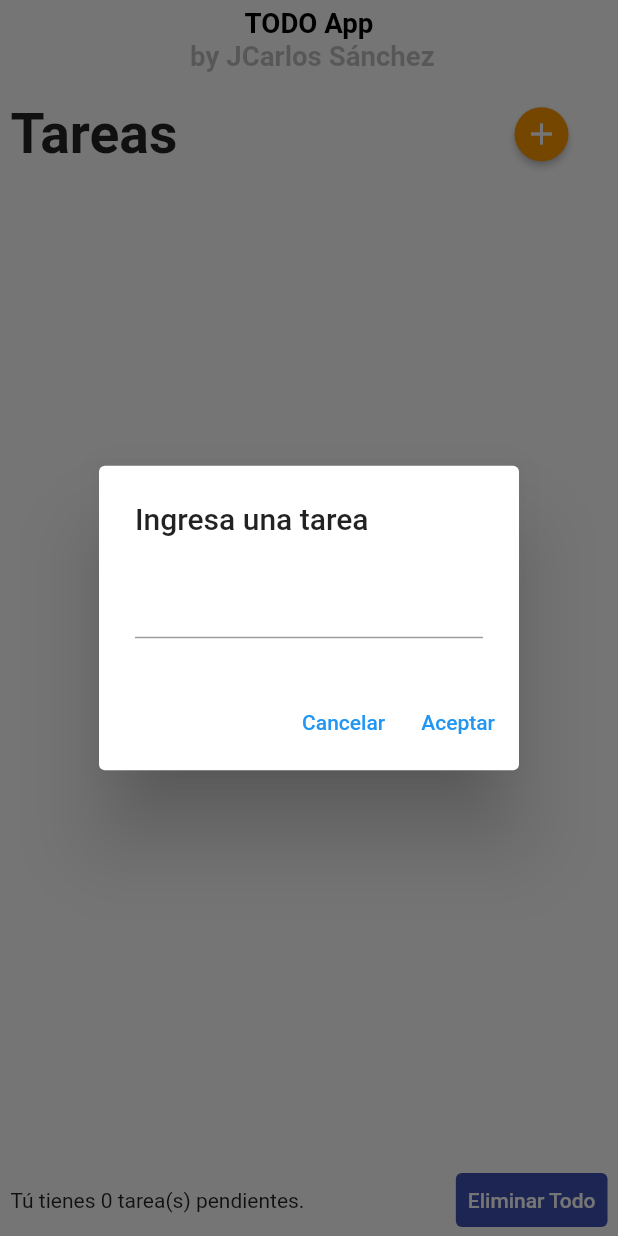
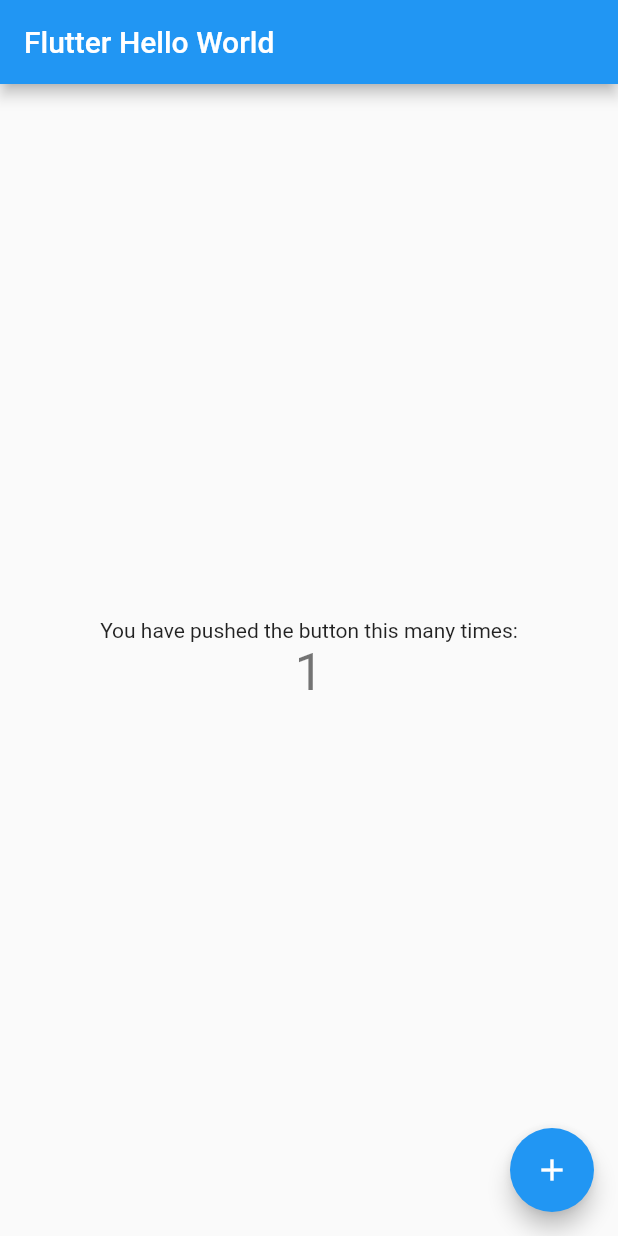
Before and after one commit to JCarlos3296/josesanchez_flutterapp_todo, a Flutter app: the screen it shows after launch, after a tap on the "add" icon, on a phone screen of 412 x 824 dp. Run offline on Flutter 3.47's test engine with Material 2 defaults, Android fonts, the phone set to English and light mode, and no system bars.

Commit message:
feat: Default counter.

```diff
--- a/lib/main.dart
+++ b/lib/main.dart
@@ -1,22 +1,109 @@
 import 'package:flutter/material.dart';
-import 'package:get/get.dart';
-import 'package:josesanchez_flutterapp_todo/src/modules/todo/ToDoPage.dart';
 
+void main() => runApp(new MyApp());
 
-void main() {
-  runApp(MyApp());
-}
-
-// This widget is the root of your application.
 class MyApp extends StatelessWidget {
+  // This widget is the root of your application.
   @override
   Widget build(BuildContext context) {
-    return GetMaterialApp(
+    return new MaterialApp(
       title: 'Flutter Demo',
-      theme: ThemeData(
+      theme: new ThemeData(
+        // This is the theme of your application.
+        //
+        // Try running your application with "flutter run". You'll see the
+        // application has a blue toolbar. Then, without quitting the app, try
+        // changing the primarySwatch below to Colors.green and then invoke
+        // "hot reload" (press "r" in the console where you ran "flutter run",
+        // or press Run > Flutter Hot Reload in IntelliJ). Notice that the
+        // counter didn't reset back to zero; the application is not restarted.
         primarySwatch: Colors.blue,
       ),
-      home: TodoPage(),
+      home: new MyHomePage(title: 'Flutter Hello World'),
     );
   }
 }
+
+class MyHomePage extends StatefulWidget {
+  MyHomePage({Key? key, required this.title}) : super(key: key);
+
+  // This widget is the home page of your application. It is stateful, meaning
+  // that it has a State object (defined below) that contains fields that affect
+  // how it looks.
+
+  // This class is the configuration for the state. It holds the values (in this
+  // case the title) provided by the parent (in this case the App widget) and
+  // used by the build method of the State. Fields in a Widget subclass are
+  // always marked "final".
+
+  final String title;
+
+  @override
+  _MyHomePageState createState() => new _MyHomePageState();
+}
+
+class _MyHomePageState extends State<MyHomePage> {
+  int _counter = 0;
+
+  void _incrementCounter() {
+    setState(() {
+      // This call to setState tells the Flutter framework that something has
+      // changed in this State, which causes it to rerun the build method below
+      // so that the display can reflect the updated values. If we changed
+      // _counter without calling setState(), then the build method would not be
+      // called again, and so nothing would appear to happen.
+      _counter++;
+    });
+  }
+
+  @override
+  Widget build(BuildContext context) {
+    // This method is rerun every time setState is called, for instance as done
+    // by the _incrementCounter method above.
+    //
+    // The Flutter framework has been optimized to make rerunning build methods
+    // fast, so that you can just rebuild anything that needs updating rather
+    // than having to individually change instances of widgets.
+    return new Scaffold(
+      appBar: new AppBar(
+        // Here we take the value from the MyHomePage object that was created by
+        // the App.build method, and use it to set our appbar title.
+        title: new Text(widget.title),
+      ),
+      body: new Center(
+        // Center is a layout widget. It takes a single child and positions it
+        // in the middle of the parent.
+        child: new Column(
+          // Column is also layout widget. It takes a list of children and
+          // arranges them vertically. By default, it sizes itself to fit its
+          // children horizontally, and tries to be as tall as its parent.
+          //
+          // Invoke "debug paint" (press "p" in the console where you ran
+          // "flutter run", or select "Toggle Debug Paint" from the Flutter tool
+          // window in IntelliJ) to see the wireframe for each widget.
+          //
+          // Column has various properties to control how it sizes itself and
+          // how it positions its children. Here we use mainAxisAlignment to
+          // center the children vertically; the main axis here is the vertical
+          // axis because Columns are vertical (the cross axis would be
+          // horizontal).
+          mainAxisAlignment: MainAxisAlignment.center,
+          children: <Widget>[
+            new Text(
+              'You have pushed the button this many times:',
+            ),
+            new Text(
+              '$_counter',
+              style: Theme.of(context).textTheme.display1,
+            ),
+          ],
+        ),
+      ),
+      floatingActionButton: new FloatingActionButton(
+        onPressed: _incrementCounter,
+        tooltip: 'Increment',
+        child: new Icon(Icons.add),
+      ), // This trailing comma makes auto-formatting nicer for build methods.
+    );
+  }
+}
--- a/lib/src/data/ToDoDB.dart
+++ /dev/null
@@ -1,33 +0,0 @@
-import 'package:sqflite/sqflite.dart';
-
-class ToDoDB {
-  Database? db;
-
-  final String tableTodo = 'todo';
-  final String columnId = 'id';
-  final String columnName = 'name';
-  final String columnStatus = 'status';
-  final String columnDescription = 'description';
-
-  ToDoDB._constructor();
-
-  static final ToDoDB _instance = ToDoDB._constructor();
-
-  factory ToDoDB() {
-    return _instance;
-  }
-
-  Future open() async {
-    final String path = await getDatabasesPath();
-    final String completePath = path + 'todo.db';
-
-    db = await openDatabase(completePath, version: 1,
-        onCreate: (Database db, int version) async {
-      await db.execute('''create table $tableTodo (
-    $columnId integer primary key autoincrement,
-    $columnName text not null,
-    $columnDescription text not null,
-    $columnStatus integer not null)''');
-    });
-  }
-}
--- a/lib/src/data/dao_impl/ToDoDaoImpl.dart
+++ /dev/null
@@ -1,82 +0,0 @@
-import 'package:josesanchez_flutterapp_todo/src/data/ToDoDB.dart';
-import 'package:josesanchez_flutterapp_todo/src/data/dao/ToDoDao.dart';
-import 'package:josesanchez_flutterapp_todo/src/data/dto/TaskModel.dart';
-
-class ToDoDaoImpl implements ToDoDao {
-  late ToDoDB _getInstance;
-
-  ToDoDaoImpl() {
-    _getInstance = new ToDoDB();
-  }
-
-  @override
-  Future<List<TaskModel>> getAllToDo() async {
-    await _getInstance.open();
-    List<Map> records = await _getInstance.db!.query(
-      _getInstance.tableTodo,
-      columns: [
-        _getInstance.columnId,
-        _getInstance.columnName,
-        _getInstance.columnDescription,
-        _getInstance.columnStatus
-      ],
-    );
-
-    if (records.length > 0) {
-      List<TaskModel> list = [];
-      records.forEach((element) {
-        list.add(new TaskModel.fromMap(element));
-      });
-      return list;
-    } else {
-      return [];
-    }
-  }
-
-  @override
-  Future<TaskModel> getToDo(int id) async {
-    await _getInstance.open();
-
-    List<Map> record = await _getInstance.db!.query(_getInstance.tableTodo,
-        columns: [
-          _getInstance.columnId,
-          _getInstance.columnName,
-          _getInstance.columnDescription,
-          _getInstance.columnStatus
-        ],
-        where: '${_getInstance.columnId} = ?',
-        whereArgs: [id]);
-
-    if (record.length > 0) {
-      return new TaskModel.fromMap(record.first);
-    } else {
-      return new TaskModel(id: 0, status: 0, name: "", description: "");
-    }
-  }
-
-  @override
-  Future<TaskModel> insertToDo(TaskModel t) async {
-    await _getInstance.open();
-    t.id = await _getInstance.db!.insert(_getInstance.tableTodo, t.toMap());
-    return t;
-  }
-
-  @override
-  Future<int> updateToDo(TaskModel t) async {
-    await _getInstance.open();
-    return await _getInstance.db!.update(_getInstance.tableTodo, t.toMap(),
-        where: '${_getInstance.columnId} = ?', whereArgs: [t.id]);
-  }
-
-  @override
-  Future<int> deleteToDo(int? id) async {
-    await _getInstance.open();
-    return await _getInstance.db!.delete(_getInstance.tableTodo, where: '${_getInstance.columnId} = ?', whereArgs: [id]);
-  }
-
-  @override
-  Future<int> deleteAll() async {
-    await _getInstance.open();
-    return await _getInstance.db!.delete(_getInstance.tableTodo);
-  }
-}
--- a/lib/src/data/dto/TaskModel.dart
+++ /dev/null
@@ -1,33 +0,0 @@
-class TaskModel {
-  int? id;
-  String name;
-  String description;
-  int status;
-
-  TaskModel({this.id,
-    required this.status,
-    required this.name,
-    required this.description});
-
-  factory TaskModel.fromMap(Map<dynamic, dynamic> map) {
-    return new TaskModel(id: map['id'],
-        status: map['status'],
-        name: map['name'],
-        description: map['description']);
-  }
-
-  Map<String, dynamic> toMap() {
-    return {
-      'id': this.id,
-      'status': this.status,
-      'name': this.name,
-      'description': this.description
-    };
-  }
-
-  @override
-  String toString() {
-    return 'TaskModel {id=$id, status=$status, name=$name, description=$description}';
-  }
-
-}
--- a/lib/src/modules/todo/ToDoController.dart
+++ /dev/null
@@ -1,62 +0,0 @@
-import 'package:get/get.dart';
-import 'package:josesanchez_flutterapp_todo/src/data/dao_impl/ToDoDaoImpl.dart';
-import 'package:josesanchez_flutterapp_todo/src/data/dto/TaskModel.dart';
-import 'package:josesanchez_flutterapp_todo/src/utils/Controller.dart';
-
-class ToDoController extends Controller {
-
-
-  RxList<TaskModel> listTasks = new RxList([]);
-  Rx<TaskModel> task = new Rx<TaskModel>(new TaskModel(id: 0, status: 0, name: "", description: ""));
-  RxInt incomplete = new RxInt(0);
-
-  @override
-  void onInit() {
-    getAllTasks();
-    super.onInit();
-  }
-
-  final ToDoDaoImpl _toDoDaoImpl = new ToDoDaoImpl();
-
-  void getAllTasks() async {
-    listTasks.clear();
-    incomplete.value = 0;
-    listTasks.value = await _toDoDaoImpl.getAllToDo();
-    countIncompleteTask();
-    update();
-  }
-
-  void countIncompleteTask() {
-    listTasks.value.forEach((element) {
-      if(element.status == 0) {
-        incomplete.value += 1;
-      }
-    });
-  }
-
-  void getTask(int id) async {
-    task.value = await _toDoDaoImpl.getToDo(id);
-    update();
-  }
-
-  void insertTask(String task) async {
-    TaskModel result = await _toDoDaoImpl.insertToDo(TaskModel(status: 0, name: task, description: ""));
-    getAllTasks();
-  }
-
-  void editTask(TaskModel t) async {
-    int affectedRecord = await _toDoDaoImpl.updateToDo(t);
-    getAllTasks();
-  }
-
-  void deleteTask(int? id) async {
-    int affectedRecord = await _toDoDaoImpl.deleteToDo(id);
-    getAllTasks();
-  }
-
-  void deleteAllTask() async {
-    int affectedRecord = await _toDoDaoImpl.deleteAll();
-    getAllTasks();
-  }
-
-}
--- a/lib/src/modules/todo/ToDoPage.dart
+++ /dev/null
@@ -1,189 +0,0 @@
-import 'package:flutter/material.dart';
-import 'package:get/get.dart';
-import 'package:josesanchez_flutterapp_todo/src/data/dto/TaskModel.dart';
-import 'package:josesanchez_flutterapp_todo/src/modules/todo/ToDoController.dart';
-import 'package:josesanchez_flutterapp_todo/src/utils/LoadingModal.dart';
-import 'package:josesanchez_flutterapp_todo/src/utils/Responsive.dart';
-
-class TodoPage extends StatelessWidget {
-
-  final GlobalKey<ScaffoldState> _scaffoldKey = GlobalKey<ScaffoldState>();
-  TodoPage({Key? key}) : super(key: key);
-
-  @override
-  Widget build(BuildContext context) {
-    // ToDoController todo = Get.put(ToDoController());
-    Responsive res = Responsive.of(context);
-
-    return GetBuilder<ToDoController>(
-      init: ToDoController(),
-      builder: (todo) {
-        if(todo.isLoading.value) {
-          Future.delayed(Duration(seconds: 5), () {
-            todo.updateLoading(false);
-          });
-          return LoadingModal();
-        } else {
-          return Container(
-            padding: EdgeInsets.only(left: 7.0, right: 7.0, top: 5.0),
-            height: res.height,
-            width: res.width,
-            color: Colors.white,
-            child: SafeArea(
-              child: Scaffold(
-                key: _scaffoldKey,
-                backgroundColor: Colors.white,
-                body: Column(
-                  crossAxisAlignment: CrossAxisAlignment.start,
-                  children: [
-                    Container(
-                      width: res.width,
-                      child: RichText(
-                        textAlign: TextAlign.center,
-                        text: TextSpan(
-                            text: 'TODO App',
-                            style: TextStyle(
-                              fontWeight: FontWeight.bold,
-                              color: Colors.black,
-                              fontSize: res.dp(2),
-                            ),
-                            children: [
-                              TextSpan(
-                                  text: '\n by JCarlos Sánchez',
-                                  style: TextStyle(color: Colors.black26))
-                            ]),
-                      ),
-                    ),
-                    SizedBox(
-                      height: res.hp(2),
-                    ),
-                    Row(
-                      mainAxisAlignment: MainAxisAlignment.spaceBetween,
-                      children: [
-                        Text('Tareas', style: TextStyle(
-                          fontWeight: FontWeight.bold,
-                          fontSize: res.dp(4),
-                        ),),
-                        MaterialButton(
-                          onPressed: (){
-                            showModalInsert(context: context, todo: todo);
-                          },
-                          color: Colors.orange,
-                          child: Icon(Icons.add, color: Colors.white,),
-                          shape: CircleBorder(),
-                        )
-                      ],
-                    ),
-                    SizedBox(
-                      height: res.hp(2),
-                    ),
-                    Expanded(
-                        child: ListView.builder(
-                            itemCount: todo.listTasks.value.length,
-                            itemBuilder: (context, i) {
-                              TaskModel t = todo.listTasks.value[i];
-
-                              return Card(
-                                child: ListTile(
-                                  leading: GestureDetector(
-                                    child: (t.status == 0 ? Icon(Icons.check_box_outline_blank_outlined) : Icon(Icons.check_box, color: Colors.green,)),
-                                    onTap: () {
-                                       t.status = (t.status == 0 ? 1 : 0);
-                                       todo.editTask(t);
-                                    },
-                                  ),
-                                  title: Text(t.name),
-                                  trailing: Row(
-                                    mainAxisSize: MainAxisSize.min,
-                                    children: [
-                                      IconButton(
-                                        icon: Icon(Icons.delete, color: Colors.red,),
-                                        onPressed: () {
-                                          todo.updateLoading(true);
-                                          todo.deleteTask(t.id);
-                                        },),
-                                      IconButton(
-                                        icon: Icon(Icons.edit, color: Colors.deepOrangeAccent,),
-                                        onPressed: () {
-                                          showModalUpdate(context: context, todo: todo, taskModel: t);
-                                        },),
-                                    ],
-                                  )
-                                ),
-                              );
-                            })
-                    ),
-                    SizedBox(
-                      height: res.hp(2),
-                    ),
-                    Row(
-                      mainAxisAlignment: MainAxisAlignment.spaceBetween,
-                      children: [
-                        Text('Tú tienes ${todo.incomplete.value} tarea(s) pendientes.'),
-                        TextButton(
-                          style: TextButton.styleFrom(
-                              backgroundColor: Colors.indigo, primary: Colors.white),
-                          onPressed: () {
-                            todo.updateLoading(true);
-                            todo.deleteAllTask();
-                          },
-                          child: Text('Eliminar Todo'),
-                        )
-                      ],
-                    ),
-                  ],
-                ),
-              ),
-            ),
-          );
-        }
-      },
-    );
-  }
-  void showModalInsert({ required BuildContext context, required ToDoController todo}) {
-    TextEditingController txtTaskController = new TextEditingController();
-    showDialog(
-        context: context,
-        builder: (BuildContext context) => AlertDialog(
-          title: Text('Ingresa una tarea'),
-          content: TextFormField(
-            controller: txtTaskController,
-          ),
-          actions: [
-            TextButton(onPressed: () => Get.back(), child: Text('Cancelar')),
-            TextButton(onPressed: () {
-              String task = txtTaskController.text;
-              if(task.isNotEmpty) {
-                todo.updateLoading(true);
-                todo.insertTask(task);
-              }
-              Get.back();
-            }, child: Text('Aceptar')),
-          ],
-        ));
-  }
-
-  void showModalUpdate({ required BuildContext context, required ToDoController todo, required TaskModel taskModel}) {
-    TextEditingController txtTaskController = new TextEditingController();
-    showDialog(
-        context: context,
-        builder: (BuildContext context) => AlertDialog(
-          title: Text('Editar tarea'),
-          content: TextFormField(
-            controller: txtTaskController,
-          ),
-          actions: [
-            TextButton(onPressed: () => Get.back(), child: Text('Cancelar')),
-            TextButton(onPressed: () {
-              String task = txtTaskController.text;
-              if(task.isNotEmpty) {
-                taskModel.name = task;
-                todo.updateLoading(true);
-                todo.editTask(taskModel);
-              }
-              Get.back();
-            }, child: Text('Aceptar')),
-          ],
-        ));
-  }
-}
--- a/lib/src/utils/Controller.dart
+++ /dev/null
@@ -1,12 +0,0 @@
-import 'package:get/get.dart';
-
-class Controller extends GetxController{
-
-  RxBool isLoading = RxBool(false);
-
-  void updateLoading(bool flag) {
-    this.isLoading.value = flag;
-    update();
-  }
-
-}
--- a/lib/src/utils/Responsive.dart
+++ /dev/null
@@ -1,25 +0,0 @@
-import 'package:flutter/cupertino.dart';
-import 'dart:math' as math;
-
-class Responsive {
-
-  double _width = 0, _height = 0, _diagonal = 0;
-
-  double get width => _width;
-  double get height => _height;
-  double get diagonal => _diagonal;
-
-  static Responsive of(BuildContext context) => Responsive(context);
-
-  Responsive(BuildContext context) {
-    final Size size = MediaQuery.of(context).size;
-    this._width = size.width;
-    this._height = size.height;
-    this._diagonal = math.sqrt(math.pow(_width, 2) + math.pow(_height, 2));
-  }
-
-  double wp(double percent) => _width * percent / 100;
-  double hp(double percent) => _height * percent / 100;
-  double dp(double percent) => _diagonal * percent / 100;
-
-}
```
Also changed, not shown: lib/src/counter_getx/CounterController.dart (deleted, +0 -9 lines), lib/src/counter_getx/CounterPage.dart (deleted, +0 -29 lines), lib/src/counter_getx/OtherPage.dart (deleted, +0 -18 lines), lib/src/data/dao/ToDoDao.dart (deleted, +0 -12 lines), lib/src/modules/categories/UserPage.dart (deleted, +0 -91 lines), lib/src/utils/LoadingModal.dart (deleted, +0 -18 lines).
